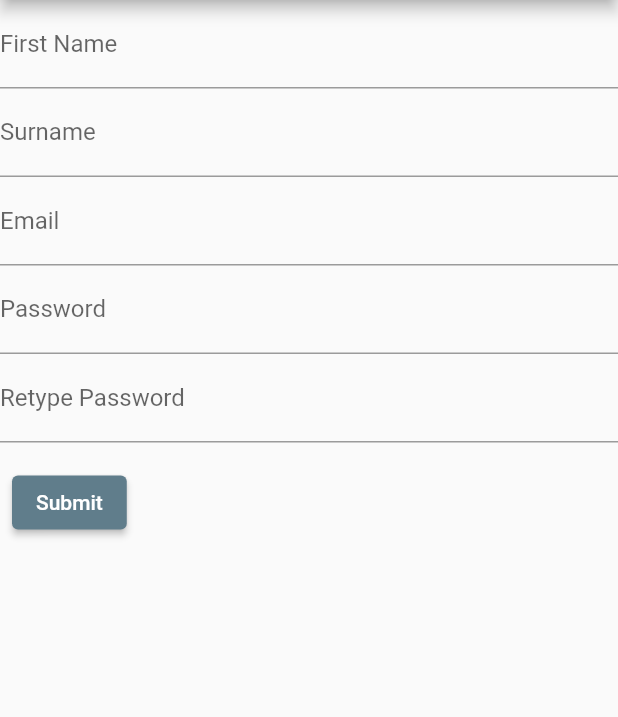
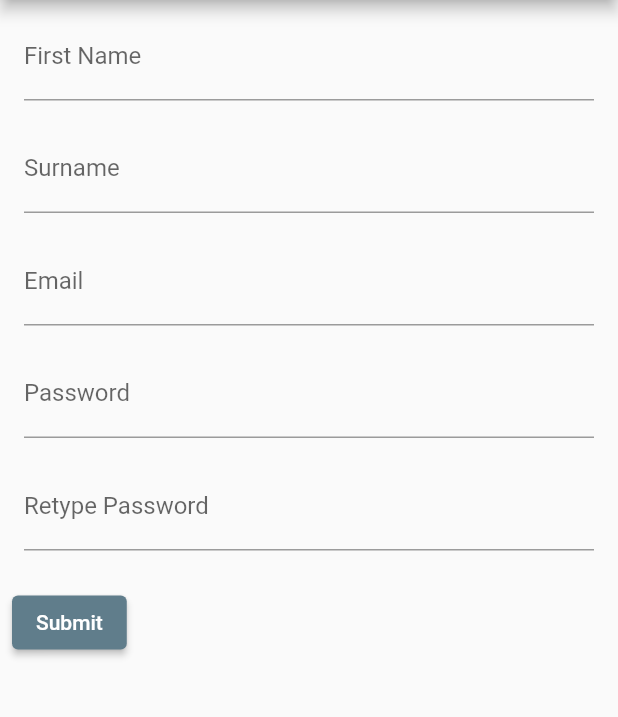
Before and after one commit to cpb-dev/flutter_form, a Flutter app: the screen it shows after launch, on a phone screen of 412 x 824 dp, the part 84-801 px from its top. Run offline on Flutter 3.47's test engine with Material 2 defaults, Android fonts, the phone set to English and light mode, and no system bars.

Commit message:
Final Adjustments

```diff
--- a/lib/main.dart
+++ b/lib/main.dart
@@ -43,14 +43,13 @@ class _MyHomePageState extends State<MyHomePage> {
       body: Form(
         key: _formKey,
         child: Column(
-          //TODO: Change the column to a container to make more official
-          //TODO: Figure how to put 2 columns in a row for first and surnames
-
           crossAxisAlignment: CrossAxisAlignment.start,
           children: <Widget> [
             Column(
               children: [
-                TextFormField(
+                Padding(
+                  padding: const EdgeInsets.symmetric(vertical: 8, horizontal: 16),
+                  child: TextFormField(
                     // The validator receives the text that the user has entered.
                     validator: (value) {
                       if (value == null || value.isEmpty) {
@@ -63,11 +62,15 @@ class _MyHomePageState extends State<MyHomePage> {
                       border: UnderlineInputBorder(),
                     ),
                   ),
+                )
+
               ],
             ),
             Column(
               children: [
-                TextFormField(
+                Padding(
+                  padding: const EdgeInsets.symmetric(vertical: 8,horizontal: 16),
+                  child: TextFormField(
                     // The validator receives the text that the user has entered.
                     validator: (value) {
                       if (value == null || value.isEmpty) {
@@ -80,12 +83,15 @@ class _MyHomePageState extends State<MyHomePage> {
                       border: UnderlineInputBorder(),
                     ),
                   ),
+                )
               ],
             ),
 
             Column(
               children: [
-                TextFormField(
+                Padding(
+                  padding: const EdgeInsets.symmetric(vertical: 8, horizontal: 16),
+                  child: TextFormField(
                     // The validator receives the text that the user has entered.
                     validator: (value) {
                       if (value == null || value.isEmpty) {
@@ -98,12 +104,15 @@ class _MyHomePageState extends State<MyHomePage> {
                       border: UnderlineInputBorder(),
                     ),
                   ),
+                )
               ],
             ),
 
             Column(
               children: [
-                TextFormField(
+                Padding(
+                  padding: const EdgeInsets.symmetric(vertical: 8, horizontal: 16),
+                  child: TextFormField(
                     // The validator receives the text that the user has entered.
                     validator: (value) {
                       if (value == null || value.isEmpty) {
@@ -117,12 +126,15 @@ class _MyHomePageState extends State<MyHomePage> {
                       border: UnderlineInputBorder(),
                     ),
                   ),
+                )
               ],
             ),
 
             Column(
               children: [
-                TextFormField(
+                Padding(
+                  padding: const EdgeInsets.symmetric(vertical: 8, horizontal: 16),
+                  child: TextFormField(
                     // The validator receives the text that the user has entered.
                     validator: (value) {
                       if (value == null || value.isEmpty) {
@@ -136,6 +148,8 @@ class _MyHomePageState extends State<MyHomePage> {
                       border: UnderlineInputBorder(),
                     ),
                   ),
+                )
+
               ],
             ),
 
```
Lines whose indentation alone changed are shown as unchanged.
